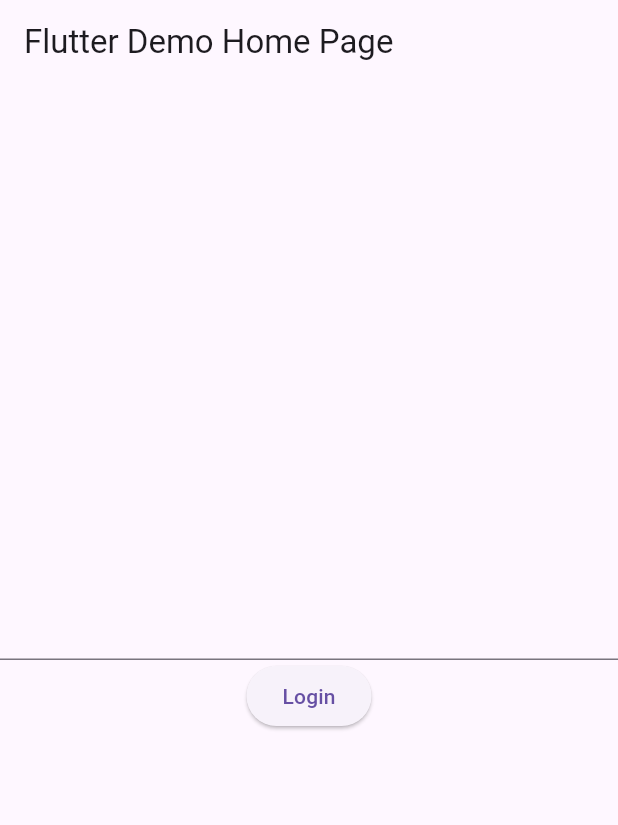
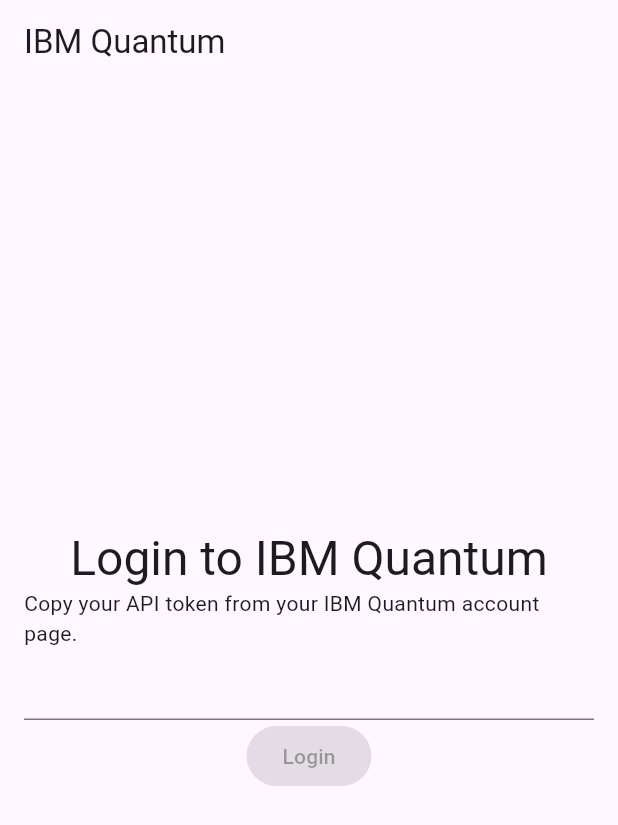
Before and after one commit to prakharb10/ibmq, a Flutter app: the screen it shows after launch, on a phone screen of 412 x 824 dp. Shown: the top 825 px of the screen. Run offline on Flutter 3.47's test engine with Material 2 defaults, Android fonts, the phone set to English and light mode, and no system bars; our stand-ins replace bloc, cookie_jar, dio, dio_cookie_manager, equatable, flutter_bloc.

Commit message:
updated user bloc and pages

```diff
--- a/lib/auth/bloc/auth_bloc.dart
+++ /dev/null
@@ -1,26 +0,0 @@
-import 'dart:developer';
-import 'dart:io';
-
-import 'package:bloc/bloc.dart';
-import 'package:equatable/equatable.dart';
-import 'package:ibmq/auth/data/auth_repository.dart';
-
-part 'auth_event.dart';
-part 'auth_state.dart';
-
-class AuthBloc extends Bloc<AuthEvent, AuthState> {
-  final AuthRepository _authRepository;
-
-  AuthBloc(this._authRepository) : super(AuthInitial()) {
-    on<Login>((event, emit) async {
-      try {
-        emit(AuthLoading());
-        final cookie = await _authRepository.tokenLogin(event.token);
-        emit(Authenticated(cookie));
-      } catch (e) {
-        log(e.toString());
-        emit(AuthError());
-      }
-    });
-  }
-}
--- a/lib/auth/bloc/auth_state.dart
+++ /dev/null
@@ -1,27 +0,0 @@
-part of 'auth_bloc.dart';
-
-abstract class AuthState extends Equatable {
-  const AuthState();
-
-  @override
-  List<Object> get props => [];
-}
-
-class AuthInitial extends AuthState {}
-
-/// State when a user is logged in
-class Authenticated extends AuthState {
-  /// Cookie to use for authenticated requests
-  final Cookie cookie;
-
-  const Authenticated(this.cookie);
-
-  @override
-  List<Object> get props => [cookie];
-}
-
-/// State when loading a user
-class AuthLoading extends AuthState {}
-
-/// State when error occurs
-class AuthError extends AuthState {}
--- a/lib/auth/data/auth_data_provider.dart
+++ /dev/null
@@ -1,22 +0,0 @@
-import 'dart:developer';
-
-import 'package:dio/dio.dart';
-
-class AuthDataProvider {
-  final Dio dio;
-
-  AuthDataProvider(this.dio);
-
-  Future<Response> tokenLogin(String token) async {
-    try {
-      final response = await dio.post(
-        '/users/loginWithToken',
-        data: {'apiToken': token},
-      );
-      return response;
-    } catch (e) {
-      log(e.toString());
-      throw Exception('Failed to login with token');
-    }
-  }
-}
--- a/lib/auth/data/auth_repository.dart
+++ /dev/null
@@ -1,22 +0,0 @@
-import 'dart:developer';
-import 'dart:io';
-
-import 'auth_data_provider.dart';
-
-class AuthRepository {
-  final AuthDataProvider authDataProvider;
-
-  AuthRepository({required this.authDataProvider});
-
-  Future<Cookie> tokenLogin(String token) async {
-    try {
-      final resp = await authDataProvider.tokenLogin(token);
-      log(resp.toString());
-      final cookie = Cookie.fromSetCookieValue(resp.headers['set-cookie']![0]);
-      return cookie;
-    } catch (e) {
-      log(e.toString());
-      throw Exception('Failed to login with token');
-    }
-  }
-}
--- a/lib/main.dart
+++ b/lib/main.dart
@@ -1,9 +1,8 @@
-import 'package:dio/dio.dart';
 import 'package:flutter/material.dart';
 import 'package:flutter_bloc/flutter_bloc.dart';
-import 'package:ibmq/auth/bloc/auth_bloc.dart';
-import 'package:ibmq/auth/data/auth_data_provider.dart';
-import 'package:ibmq/auth/data/auth_repository.dart';
+import 'package:ibmq/user/bloc/user_bloc.dart';
+import 'package:ibmq/user/views/login_page.dart';
+import 'package:ibmq/user/views/user_page.dart';
 
 void main() {
   runApp(const MyApp());
@@ -12,95 +11,30 @@ void main() {
 class MyApp extends StatelessWidget {
   const MyApp({super.key});
 
-  // This widget is the root of your application.
   @override
   Widget build(BuildContext context) {
     return MaterialApp(
-      title: 'Flutter Demo',
+      title: 'IBM Quantum',
+      themeMode: ThemeMode.system,
       theme: ThemeData(
+        brightness: Brightness.light,
         useMaterial3: true,
+        colorSchemeSeed: const Color(0xFF491d8b),
+      ),
+      darkTheme: ThemeData(
+        brightness: Brightness.dark,
+        useMaterial3: true,
+        colorSchemeSeed: const Color(0xFF491d8b),
       ),
       home: BlocProvider(
-        create: (context) => AuthBloc(
-          AuthRepository(
-            authDataProvider: AuthDataProvider(
-              Dio(
-                BaseOptions(
-                    baseUrl: "https://auth.quantum-computing.ibm.com/api"),
-              ),
-            ),
-          ),
-        ),
-        child: const MyHomePage(title: 'Flutter Demo Home Page'),
-      ),
-    );
-  }
-}
-
-class MyHomePage extends StatefulWidget {
-  const MyHomePage({super.key, required this.title});
-
-  // This widget is the home page of your application. It is stateful, meaning
-  // that it has a State object (defined below) that contains fields that affect
-  // how it looks.
-
-  // This class is the configuration for the state. It holds the values (in this
-  // case the title) provided by the parent (in this case the App widget) and
-  // used by the build method of the State. Fields in a Widget subclass are
-  // always marked "final".
-
-  final String title;
-
-  @override
-  State<MyHomePage> createState() => _MyHomePageState();
-}
-
-class _MyHomePageState extends State<MyHomePage> {
-  final TextEditingController _controller = TextEditingController();
-
-  @override
-  Widget build(BuildContext context) {
-    // This method is rerun every time setState is called, for instance as done
-    // by the _incrementCounter method above.
-    //
-    // The Flutter framework has been optimized to make rerunning build methods
-    // fast, so that you can just rebuild anything that needs updating rather
-    // than having to individually change instances of widgets.
-    return Scaffold(
-      appBar: AppBar(
-        // Here we take the value from the MyHomePage object that was created by
-        // the App.build method, and use it to set our appbar title.
-        title: Text(widget.title),
-      ),
-      body: Center(
-        // Center is a layout widget. It takes a single child and positions it
-        // in the middle of the parent.
-        child: Column(
-          mainAxisAlignment: MainAxisAlignment.center,
-          children: <Widget>[
-            TextField(
-              controller: _controller,
-            ),
-            ElevatedButton(
-              onPressed: () =>
-                  context.read<AuthBloc>().add(Login(_controller.text)),
-              child: Text("Login"),
-            ),
-            BlocBuilder<AuthBloc, AuthState>(
-              builder: (context, state) {
-                if (state is AuthLoading) {
-                  return const CircularProgressIndicator();
-                }
-                if (state is AuthError) {
-                  return const Text("Error");
-                }
-                if (state is Authenticated) {
-                  return Text(state.cookie.value);
-                }
-                return Container();
-              },
-            )
-          ],
+        create: (context) => UserBloc(),
+        child: BlocBuilder<UserBloc, UserState>(
+          builder: (context, state) {
+            if (state is UserLoaded) {
+              return UserPage(user: state.user);
+            }
+            return const LoginPage();
+          },
         ),
       ),
     );
--- /dev/null
+++ b/lib/user/bloc/user_bloc.dart
@@ -0,0 +1,34 @@
+import 'dart:io';
+
+import 'package:bloc/bloc.dart';
+import 'package:equatable/equatable.dart';
+import 'package:ibmq/user/data/user_repository.dart';
+
+import '../model/user.dart';
+
+part 'user_event.dart';
+part 'user_state.dart';
+
+class UserBloc extends Bloc<UserEvent, UserState> {
+  final UserRepository _userRepository = UserRepository();
+  UserBloc() : super(UserInitial()) {
+    on<Login>((event, emit) async {
+      emit(UserLoading());
+      try {
+        final cookie = await _userRepository.tokenLogin(event.token);
+        emit(UserLoggedIn(cookie));
+      } catch (e) {
+        emit(UserError(e.toString()));
+      }
+    });
+    on<GetProfile>((event, emit) async {
+      emit(UserLoading());
+      try {
+        final user = await _userRepository.getProfile();
+        emit(UserLoaded(user));
+      } catch (e) {
+        emit(UserError(e.toString()));
+      }
+    });
+  }
+}
--- a/lib/auth/bloc/auth_event.dart
+++ b/lib/user/bloc/user_event.dart
@@ -1,16 +1,15 @@
-part of 'auth_bloc.dart';
+part of 'user_bloc.dart';
 
-abstract class AuthEvent extends Equatable {
-  const AuthEvent();
+abstract class UserEvent extends Equatable {
+  const UserEvent();
 
   @override
   List<Object> get props => [];
 }
 
 /// Event to log in a user
-///
 /// [token] is the token to log in with
-class Login extends AuthEvent {
+class Login extends UserEvent {
   final String token;
 
   const Login(this.token);
@@ -20,4 +19,7 @@ class Login extends AuthEvent {
 }
 
 /// Event to log out a user
-class Logout extends AuthEvent {}
+class Logout extends UserEvent {}
+
+/// Event to get the user's profile
+class GetProfile extends UserEvent {}
--- /dev/null
+++ b/lib/user/bloc/user_state.dart
@@ -0,0 +1,46 @@
+part of 'user_bloc.dart';
+
+abstract class UserState extends Equatable {
+  const UserState();
+
+  @override
+  List<Object> get props => [];
+}
+
+class UserInitial extends UserState {}
+
+/// State when a user is logged in
+/// [cookie] is the cookie to use for authenticated requests
+class UserLoggedIn extends UserState {
+  final Cookie user;
+
+  const UserLoggedIn(this.user);
+
+  @override
+  List<Object> get props => [user];
+}
+
+/// State when [User] data has been fetched
+/// [user] is the user data
+class UserLoaded extends UserState {
+  final User user;
+
+  const UserLoaded(this.user);
+
+  @override
+  List<Object> get props => [user];
+}
+
+/// State when loading user data
+class UserLoading extends UserState {}
+
+/// State when error occurs
+/// [message] is the error message
+class UserError extends UserState {
+  final String message;
+
+  const UserError(this.message);
+
+  @override
+  List<Object> get props => [message];
+}
--- /dev/null
+++ b/lib/user/model/user.dart
@@ -0,0 +1,57 @@
+import 'package:equatable/equatable.dart';
+import 'package:json_annotation/json_annotation.dart';
+
+part 'user.g.dart';
+
+/// The model for a user
+///
+/// NOTE: All fields are not parsed, only relevant
+@JsonSerializable()
+class User extends Equatable {
+  /// The user's id
+  final String id;
+
+  /// The user's username
+  final String username;
+
+  /// The user's email
+  final String email;
+
+  /// The user's first name
+  final String firstName;
+
+  /// The user's last name
+  final String lastName;
+
+  /// The user's institution
+  final String institution;
+
+  /// The user's urls
+  /// `http` is the base url for all API calls
+  final Map<String, dynamic> urls;
+
+  const User({
+    required this.id,
+    required this.username,
+    required this.email,
+    required this.firstName,
+    required this.lastName,
+    required this.institution,
+    required this.urls,
+  });
+
+  @override
+  List<Object> get props => [
+        id,
+        username,
+        email,
+        firstName,
+        lastName,
+        institution,
+        urls,
+      ];
+
+  factory User.fromJson(Map<String, dynamic> json) => _$UserFromJson(json);
+
+  Map<String, dynamic> toJson() => _$UserToJson(this);
+}
--- /dev/null
+++ b/lib/user/views/login_page.dart
@@ -0,0 +1,79 @@
+import 'package:flutter/material.dart';
+import 'package:flutter_bloc/flutter_bloc.dart';
+import 'package:ibmq/user/bloc/user_bloc.dart';
+
+class LoginPage extends StatefulWidget {
+  const LoginPage({super.key});
+
+  @override
+  State<LoginPage> createState() => _LoginPageState();
+}
+
+class _LoginPageState extends State<LoginPage> {
+  final TextEditingController _controller = TextEditingController();
+  bool _valid = false;
+
+  @override
+  void initState() {
+    super.initState();
+    _controller.addListener(() {
+      setState(() {
+        _valid = _controller.text.isNotEmpty;
+      });
+    });
+  }
+
+  @override
+  Widget build(BuildContext context) {
+    return Scaffold(
+      appBar: AppBar(
+        title: const Text("IBM Quantum"),
+      ),
+      body: Padding(
+        padding: const EdgeInsets.symmetric(vertical: 16.0, horizontal: 16.0),
+        child: Column(
+          mainAxisAlignment: MainAxisAlignment.center,
+          children: [
+            Text(
+              "Login to IBM Quantum",
+              style: Theme.of(context).textTheme.headlineLarge,
+            ),
+            const Text(
+                "Copy your API token from your IBM Quantum account page."),
+            TextFormField(
+              controller: _controller,
+              validator: (value) {
+                if (value == null || value.isEmpty) {
+                  return "Please enter a token";
+                }
+                return null;
+              },
+              autovalidateMode: AutovalidateMode.onUserInteraction,
+            ),
+            ElevatedButton(
+              onPressed: _valid
+                  ? () => context.read<UserBloc>().add(Login(_controller.text))
+                  : null,
+              child: const Text("Login"),
+            ),
+            BlocConsumer<UserBloc, UserState>(
+              listener: (context, state) {
+                if (state is UserLoggedIn) {
+                  context.read<UserBloc>().add(GetProfile());
+                }
+              },
+              builder: (context, state) {
+                if (state is UserLoading) {
+                  return const CircularProgressIndicator();
+                } else if (state is UserError) {
+                  return Text(state.message);
+                }
+                return Container();
+              },
+            )
+          ],
+        ),
+      ),
+    );
+  }
+}
--- a/pubspec.yaml
+++ b/pubspec.yaml
@@ -42,6 +42,8 @@ dependencies:
   dio: ^4.0.6
   dio_cookie_manager: ^2.0.0
   cookie_jar: ^3.0.1
+  json_annotation: ^4.7.0
+  path_provider: ^2.0.11
 
 dev_dependencies:
   flutter_test:
@@ -53,6 +55,8 @@ dev_dependencies:
   # package. See that file for information about deactivating specific lint
   # rules and activating additional ones.
   flutter_lints: ^2.0.0
+  json_serializable: ^6.5.4
+  build_runner: ^2.3.3
 
 # For information on the generic Dart part of this file, see the
 # following page: https://dart.dev/tools/pub/pubspec
```
Also changed, not shown: lib/user/data/user_data_provider.dart (added, +43 -0 lines), lib/user/data/user_repository.dart (added, +32 -0 lines), lib/user/views/user_page.dart (added, +22 -0 lines), lib/user/model/user.g.dart (added), pubspec.lock.
